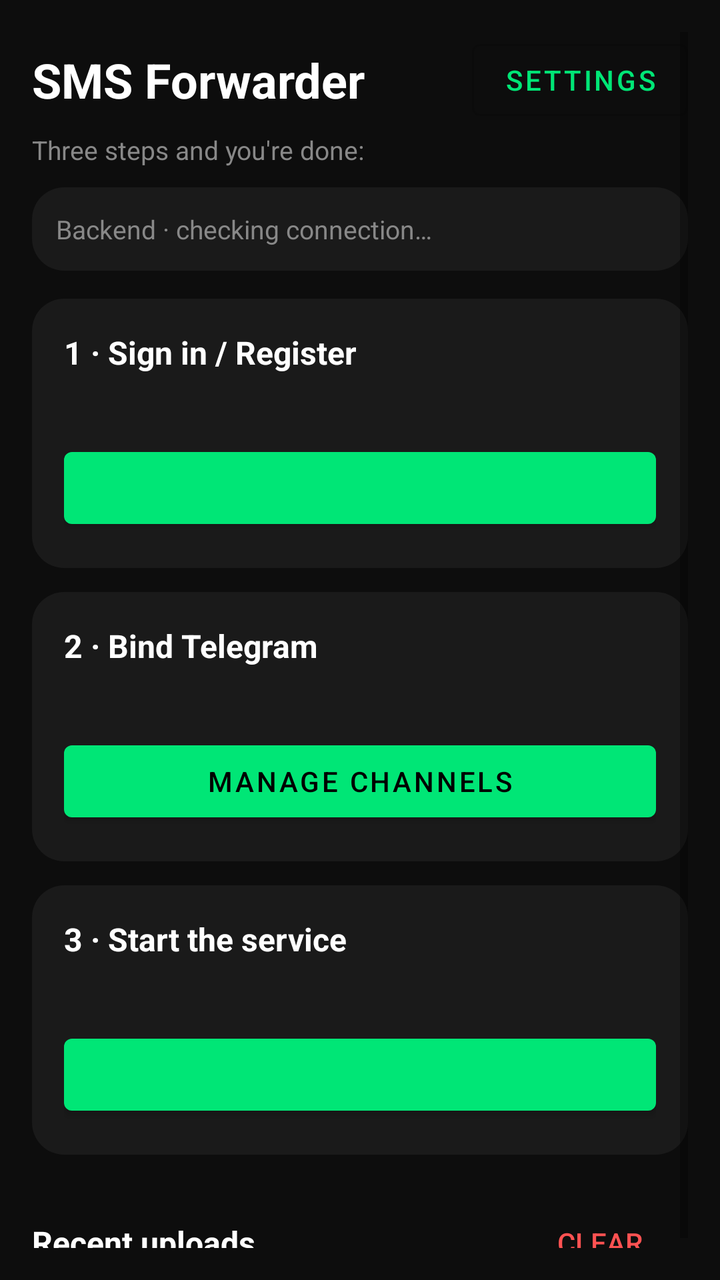
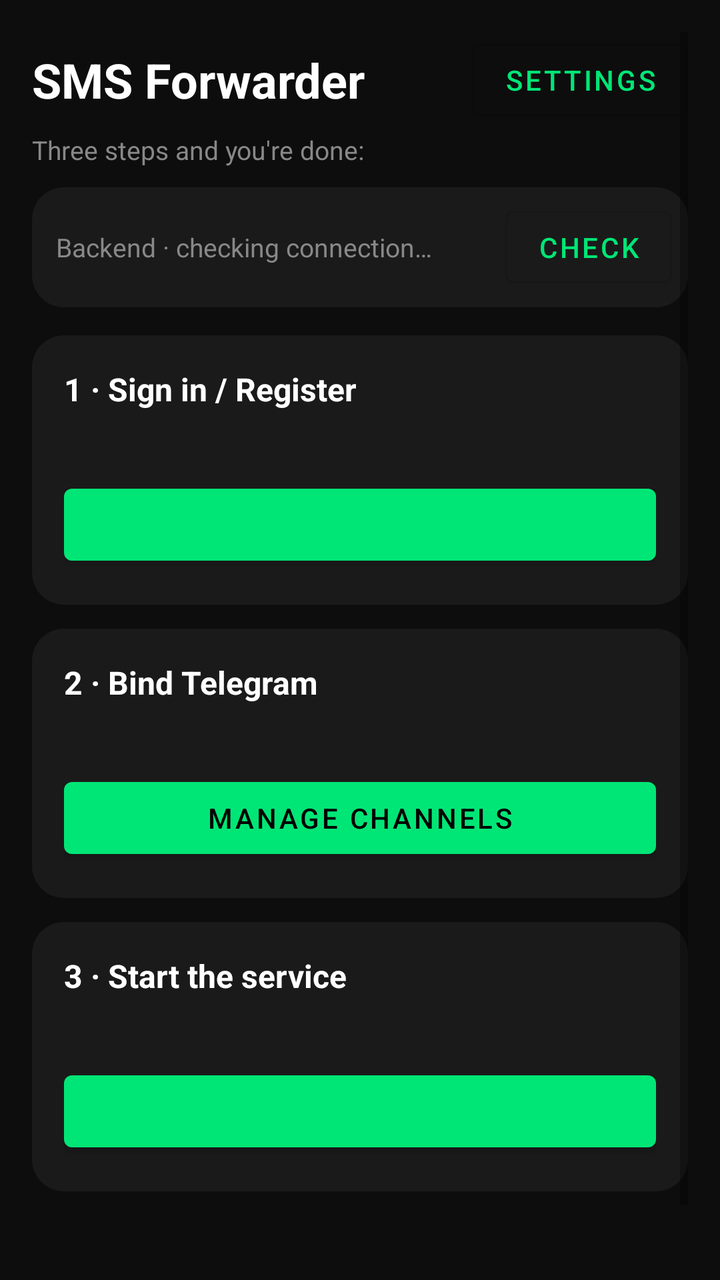

The first picture is an Android layout as it rendered before a commit; the second is the same layout after the commit. The layout source and the unified diff follow.
<!-- AndroidManifest.xml: application theme Theme.SMSForwarder -->
<!-- res/layout/activity_main.xml -->
<?xml version="1.0" encoding="utf-8"?>
<ScrollView xmlns:android="http://schemas.android.com/apk/res/android"
    android:id="@+id/root"
    android:layout_width="match_parent"
    android:layout_height="match_parent"
    android:fillViewport="true"
    android:padding="16dp">

    <LinearLayout
        android:layout_width="match_parent"
        android:layout_height="wrap_content"
        android:orientation="vertical">

        
        <LinearLayout
            android:layout_width="match_parent"
            android:layout_height="wrap_content"
            android:gravity="center_vertical"
            android:orientation="horizontal">

            <TextView
                android:layout_width="0dp"
                android:layout_height="wrap_content"
                android:layout_weight="1"
                android:text="@string/app_name"
                android:textColor="#FFFFFF"
                android:textSize="24sp"
                android:textStyle="bold" />

            <Button
                android:id="@+id/btnSettings"
                style="@style/Widget.MaterialComponents.Button.OutlinedButton"
                android:layout_width="wrap_content"
                android:layout_height="wrap_content"
                android:minWidth="0dp"
                android:text="@string/btn_settings" />
        </LinearLayout>

        <TextView
            android:layout_width="match_parent"
            android:layout_height="wrap_content"
            android:layout_marginTop="2dp"
            android:text="@string/main_guide"
            android:textColor="#888888"
            android:textSize="13sp" />

        
        <TextView
            android:id="@+id/tvBackend"
            android:layout_width="match_parent"
            android:layout_height="wrap_content"
            android:layout_marginTop="10dp"
            android:background="@drawable/card_bg"
            android:clickable="true"
            android:focusable="true"
            android:padding="12dp"
            android:text="@string/backend_checking"
            android:textColor="#888888"
            android:textSize="13sp" />

        
        <LinearLayout
            android:layout_width="match_parent"
            android:layout_height="wrap_content"
            android:layout_marginTop="14dp"
            android:background="@drawable/card_bg"
            android:orientation="vertical"
            android:padding="16dp">

            <TextView
                android:layout_width="wrap_content"
                android:layout_height="wrap_content"
                android:text="@string/step1_title"
                android:textColor="#FFFFFF"
                android:textSize="16sp"
                android:textStyle="bold" />

            <TextView
                android:id="@+id/tvStep1"
                android:layout_width="wrap_content"
                android:layout_height="wrap_content"
                android:layout_marginTop="4dp"
                android:textSize="14sp" />

            <Button
                android:id="@+id/btnStep1"
                android:layout_width="match_parent"
                android:layout_height="wrap_content"
                android:layout_marginTop="10dp" />
        </LinearLayout>

        
        <LinearLayout
            android:layout_width="match_parent"
            android:layout_height="wrap_content"
            android:layout_marginTop="12dp"
            android:background="@drawable/card_bg"
            android:orientation="vertical"
            android:padding="16dp">

            <TextView
                android:layout_width="wrap_content"
                android:layout_height="wrap_content"
                android:text="@string/step2_title"
                android:textColor="#FFFFFF"
                android:textSize="16sp"
                android:textStyle="bold" />

            <TextView
                android:id="@+id/tvStep2"
                android:layout_width="wrap_content"
                android:layout_height="wrap_content"
                android:layout_marginTop="4dp"
                android:textSize="14sp" />

            <Button
                android:id="@+id/btnStep2"
                android:layout_width="match_parent"
                android:layout_height="wrap_content"
                android:layout_marginTop="10dp"
                android:text="@string/btn_channels" />
        </LinearLayout>

        
        <LinearLayout
            android:layout_width="match_parent"
            android:layout_height="wrap_content"
            android:layout_marginTop="12dp"
            android:background="@drawable/card_bg"
            android:orientation="vertical"
            android:padding="16dp">

            <TextView
                android:layout_width="wrap_content"
                android:layout_height="wrap_content"
                android:text="@string/step3_title"
                android:textColor="#FFFFFF"
                android:textSize="16sp"
                android:textStyle="bold" />

            <TextView
                android:id="@+id/tvStep3"
                android:layout_width="wrap_content"
                android:layout_height="wrap_content"
                android:layout_marginTop="4dp"
                android:textSize="14sp" />

            <Button
                android:id="@+id/btnToggle"
                android:layout_width="match_parent"
                android:layout_height="wrap_content"
                android:layout_marginTop="10dp" />
        </LinearLayout>

        
        <LinearLayout
            android:layout_width="match_parent"
            android:layout_height="wrap_content"
            android:layout_marginTop="20dp"
            android:gravity="center_vertical"
            android:orientation="horizontal">

            <TextView
                android:layout_width="0dp"
                android:layout_height="wrap_content"
                android:layout_weight="1"
                android:text="@string/recent_uploads"
                android:textColor="#FFFFFF"
                android:textSize="16sp"
                android:textStyle="bold" />

            <Button
                android:id="@+id/btnClearLog"
                style="?android:attr/borderlessButtonStyle"
                android:layout_width="wrap_content"
                android:layout_height="wrap_content"
                android:text="@string/btn_clear_log"
                android:textColor="#FF5252" />
        </LinearLayout>

        <LinearLayout
            android:id="@+id/llLog"
            android:layout_width="match_parent"
            android:layout_height="wrap_content"
            android:orientation="vertical" />
    </LinearLayout>
</ScrollView>
<!-- resources referenced by this layout -->
<resources>
  <!-- drawable card_bg (drawable) -->
  <?xml version="1.0" encoding="utf-8"?>
  <shape xmlns:android="http://schemas.android.com/apk/res/android"
      android:shape="rectangle">
      <solid android:color="#1A1A1A"/>
      <corners android:radius="16dp"/>
  </shape>
  <string name="app_name">SMS Forwarder</string>
  <string name="backend_checking">Backend · checking connection…</string>
  <string name="btn_channels">Manage channels</string>
  <string name="btn_clear_log">Clear</string>
  <string name="btn_settings">Settings</string>
  <string name="main_guide">Three steps and you\'re done:</string>
  <string name="recent_uploads">Recent uploads</string>
  <string name="step1_title">1 · Sign in / Register</string>
  <string name="step2_title">2 · Bind Telegram</string>
  <string name="step3_title">3 · Start the service</string>
  <style name="Theme.SMSForwarder" parent="Theme.MaterialComponents.DayNight.NoActionBar">
          <item name="colorPrimary">#00E676</item>
          <item name="colorPrimaryVariant">#00B248</item>
          <item name="colorOnPrimary">#000000</item>
          <item name="android:windowBackground">#0D0D0D</item>
      </style>
</resources>

<!-- the commit's change to res/layout/activity_main.xml (unified diff, before → after) -->
@@ -45,18 +45,35 @@
             android:textSize="13sp" />
 
         
-        <TextView
-            android:id="@+id/tvBackend"
+        <LinearLayout
             android:layout_width="match_parent"
             android:layout_height="wrap_content"
             android:layout_marginTop="10dp"
             android:background="@drawable/card_bg"
-            android:clickable="true"
-            android:focusable="true"
-            android:padding="12dp"
-            android:text="@string/backend_checking"
-            android:textColor="#888888"
-            android:textSize="13sp" />
+            android:gravity="center_vertical"
+            android:orientation="horizontal"
+            android:paddingStart="12dp"
+            android:paddingEnd="8dp"
+            android:paddingTop="6dp"
+            android:paddingBottom="6dp">
+
+            <TextView
+                android:id="@+id/tvBackend"
+                android:layout_width="0dp"
+                android:layout_height="wrap_content"
+                android:layout_weight="1"
+                android:text="@string/backend_checking"
+                android:textColor="#888888"
+                android:textSize="13sp" />
+
+            <Button
+                android:id="@+id/btnBackendCheck"
+                style="@style/Widget.MaterialComponents.Button.OutlinedButton"
+                android:layout_width="wrap_content"
+                android:layout_height="wrap_content"
+                android:minWidth="0dp"
+                android:text="@string/backend_check" />
+        </LinearLayout>
 
         
         <LinearLayout
<!-- resource entries referenced after the edit -->
@@ -8,6 +8,7 @@
       <corners android:radius="16dp"/>
   </shape>
   <string name="app_name">SMS Forwarder</string>
+  <string name="backend_check">Check</string>
   <string name="backend_checking">Backend · checking connection…</string>
   <string name="btn_channels">Manage channels</string>
   <string name="btn_clear_log">Clear</string>
